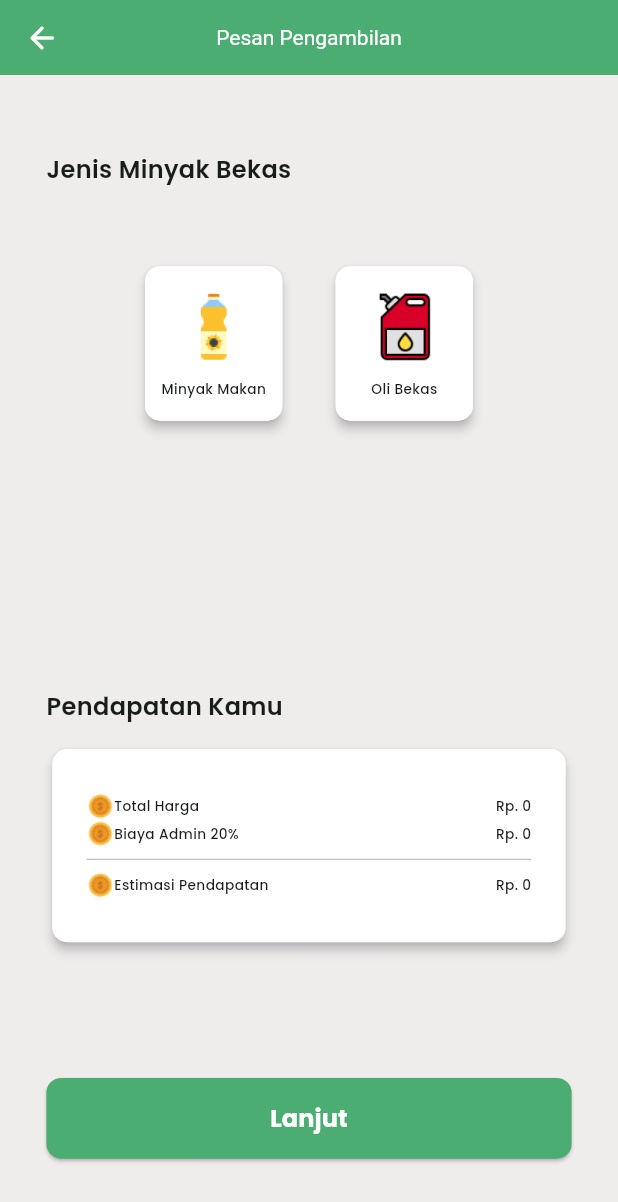
After one commit to andrianazz/daur_minyak, a Flutter app: the DaurMinyakPage screen opened by its route, after a tap on "Lanjut", on a phone screen of 412 x 824 dp. The commit adds this screen. Shown: the top 1202 px of the screen. Run offline on Flutter 3.47's test engine with Material 2 defaults, Android fonts, the phone set to English and light mode, and no system bars; our stand-ins replace carousel_slider, cloud_firestore, firebase_auth, firebase_core, flutter_riverpod, flutter_screenutil and 4 more; accounts and stored records are empty; generated files the repository leaves out were written again.

Commit message:
add: view in daur minyak

```diff
--- a/lib/presentation/extensions/integer_extension.dart
+++ b/lib/presentation/extensions/integer_extension.dart
@@ -2,6 +2,6 @@ import 'package:intl/intl.dart';
 
 extension IntExtension on int {
   String get toCurrencyString =>
-      NumberFormat.currency(locale: 'id_ID', symbol: 'IDR', decimalDigits: 0)
+      NumberFormat.currency(locale: 'id_ID', symbol: 'Rp. ', decimalDigits: 0)
           .format(this);
 }
--- /dev/null
+++ b/lib/presentation/pages/daur_minyak/daur_minyak_page.dart
@@ -0,0 +1,48 @@
+import 'package:daur_minyak/presentation/misc/methods.dart';
+import 'package:daur_minyak/presentation/pages/daur_minyak/methods/card_pendapatan.dart';
+import 'package:daur_minyak/presentation/pages/daur_minyak/methods/jenis_minyak.dart';
+import 'package:daur_minyak/presentation/pages/daur_minyak/methods/title_daur_minyak.dart';
+import 'package:daur_minyak/presentation/widgets/appbar_daur_minyak.dart';
+import 'package:daur_minyak/presentation/widgets/button_full_widget.dart';
+import 'package:flutter/material.dart';
+import 'package:flutter_screenutil/flutter_screenutil.dart';
+
+class DaurMinyakPage extends StatelessWidget {
+  const DaurMinyakPage({super.key});
+
+  @override
+  Widget build(BuildContext context) {
+    return Scaffold(
+      backgroundColor: const Color(0xffEFECEC),
+      appBar: const PreferredSize(
+        preferredSize: Size.fromHeight(50),
+        child: AppBarDaurMinyak(
+          title: 'Pesan Pengambilan',
+        ),
+      ),
+      body: Padding(
+        padding: EdgeInsets.symmetric(horizontal: 27.w),
+        child: Column(
+          crossAxisAlignment: CrossAxisAlignment.start,
+          children: [
+            verticalSpace(40.h),
+            titleDaurMinyak(title: "Jenis Minyak Bekas"),
+            verticalSpace(38.h),
+            jenisMinyak(),
+            verticalSpace(136.h),
+            titleDaurMinyak(title: "Pendapatan Kamu"),
+            verticalSpace(10.h),
+            cardPendapatan(),
+            Expanded(
+              child: Column(
+                mainAxisAlignment: MainAxisAlignment.end,
+                children: [ButtonFullWidget(text: "Lanjut", onPressed: () {})],
+              ),
+            ),
+            verticalSpace(40.h),
+          ],
+        ),
+      ),
+    );
+  }
+}
--- /dev/null
+++ b/lib/presentation/pages/daur_minyak/methods/card_pendapatan.dart
@@ -0,0 +1,58 @@
+import 'package:daur_minyak/presentation/extensions/integer_extension.dart';
+import 'package:flutter/material.dart';
+import 'package:flutter_screenutil/flutter_screenutil.dart';
+
+Widget cardPendapatan() => Card(
+      elevation: 3,
+      shape: RoundedRectangleBorder(
+        borderRadius: BorderRadius.circular(10),
+      ),
+      child: Container(
+        width: double.infinity,
+        height: 100.h,
+        padding: EdgeInsets.symmetric(horizontal: 20.w, vertical: 10.h),
+        decoration: BoxDecoration(
+          borderRadius: BorderRadius.circular(10),
+          color: const Color.fromRGBO(255, 255, 255, 1),
+        ),
+        child: Column(
+          mainAxisAlignment: MainAxisAlignment.center,
+          children: [
+            textPendapatan("Total Harga", 0),
+            textPendapatan("Biaya Admin 20%", 0),
+            const Divider(),
+            textPendapatan("Estimasi Pendapatan", 0),
+          ],
+        ),
+      ),
+    );
+
+Row textPendapatan(String title, int value) {
+  return Row(
+    mainAxisAlignment: MainAxisAlignment.spaceBetween,
+    children: [
+      Row(
+        children: [
+          Image.asset(
+            "assets/icon_coin.png",
+            width: 16.sp,
+          ),
+          Text(
+            title,
+            style: TextStyle(
+              fontSize: 8.sp,
+              fontWeight: FontWeight.w500,
+            ),
+          ),
+        ],
+      ),
+      Text(
+        value.toCurrencyString,
+        style: TextStyle(
+          fontSize: 8.sp,
+          fontWeight: FontWeight.w500,
+        ),
+      ),
+    ],
+  );
+}
--- /dev/null
+++ b/lib/presentation/pages/daur_minyak/methods/jenis_minyak.dart
@@ -0,0 +1,80 @@
+import 'package:daur_minyak/presentation/misc/methods.dart';
+import 'package:flutter/material.dart';
+import 'package:flutter_screenutil/flutter_screenutil.dart';
+
+Widget jenisMinyak() {
+  Map<String, dynamic> items = {
+    "Minyak Makan": "assets/icon-minyak.png",
+    "Oli Bekas": "assets/icon-oli.png",
+  };
+  return Row(
+    mainAxisAlignment: MainAxisAlignment.center,
+    children: [
+      Card(
+        elevation: 3,
+        shape: RoundedRectangleBorder(
+          borderRadius: BorderRadius.circular(10),
+        ),
+        child: Container(
+          width: 80.w,
+          height: 80.h,
+          decoration: BoxDecoration(
+            borderRadius: BorderRadius.circular(10),
+            color: const Color.fromRGBO(255, 255, 255, 1),
+          ),
+          child: Column(
+            mainAxisAlignment: MainAxisAlignment.center,
+            children: [
+              Image.asset(
+                items.values.elementAt(0),
+                width: 40.w,
+                height: 40.h,
+              ),
+              verticalSpace(7.h),
+              Text(
+                items.keys.elementAt(0),
+                style: TextStyle(
+                  fontSize: 8.sp,
+                  fontWeight: FontWeight.w500,
+                ),
+              ),
+            ],
+          ),
+        ),
+      ),
+      horizontalSpace(24.w),
+      Card(
+        elevation: 3,
+        shape: RoundedRectangleBorder(
+          borderRadius: BorderRadius.circular(10),
+        ),
+        child: Container(
+          width: 80.w,
+          height: 80.h,
+          decoration: BoxDecoration(
+            borderRadius: BorderRadius.circular(10),
+            color: const Color.fromRGBO(255, 255, 255, 1),
+          ),
+          child: Column(
+            mainAxisAlignment: MainAxisAlignment.center,
+            children: [
+              Image.asset(
+                items.values.elementAt(1),
+                width: 40.w,
+                height: 40.h,
+              ),
+              verticalSpace(7.h),
+              Text(
+                items.keys.elementAt(1),
+                style: TextStyle(
+                  fontSize: 8.sp,
+                  fontWeight: FontWeight.w500,
+                ),
+              ),
+            ],
+          ),
+        ),
+      )
+    ],
+  );
+}
--- /dev/null
+++ b/lib/presentation/pages/daur_minyak/methods/title_daur_minyak.dart
@@ -0,0 +1,12 @@
+import 'package:flutter/material.dart';
+import 'package:flutter_screenutil/flutter_screenutil.dart';
+
+Widget titleDaurMinyak({required String title}) {
+  return Text(
+    title,
+    style: TextStyle(
+      fontSize: 14.sp,
+      fontWeight: FontWeight.w600,
+    ),
+  );
+}
--- a/lib/presentation/pages/home_page/home_page.dart
+++ b/lib/presentation/pages/home_page/home_page.dart
@@ -1,5 +1,6 @@
 import 'package:daur_minyak/presentation/extensions/build_context_extensions.dart';
 import 'package:daur_minyak/presentation/misc/constants.dart';
+import 'package:daur_minyak/presentation/pages/daur_minyak/daur_minyak_page.dart';
 import 'package:daur_minyak/presentation/pages/home_page/akun_page/akun_page.dart';
 import 'package:daur_minyak/presentation/pages/home_page/beranda_page.dart/beranda_page.dart';
 import 'package:daur_minyak/presentation/pages/home_page/pesan_masuk_page/pesan_masuk_page.dart';
@@ -41,12 +42,12 @@ class _HomePageState extends ConsumerState<HomePage> {
             _pageController.jumpToPage(value);
           });
         },
-        children: [
-          const BerandaPage(),
-          const PesananPage(),
-          Container(),
-          const PesanMasukPage(),
-          const AkunPage(),
+        children: const [
+          BerandaPage(),
+          PesananPage(),
+          SizedBox(),
+          PesanMasukPage(),
+          AkunPage(),
         ],
       ),
       floatingActionButtonLocation: FloatingActionButtonLocation.centerDocked,
@@ -58,17 +59,21 @@ class _HomePageState extends ConsumerState<HomePage> {
           ),
         ),
         onPressed: () {
-          if (ref.read(userDataProvider).asData!.value!.verification == false) {
-            showDialog(
-              context: context,
-              builder: (context) => DialogWidget(
-                text:
-                    "Akun belum terverifikasi,\nsilahkan lengkapi data diri anda",
-                textButton1: "Lengkapi Data Diri",
-                onPressedButton1: () {},
-              ),
-            );
-          }
+          // bool notVerified =
+          //     ref.read(userDataProvider).asData!.value!.verification == false;
+          // if (notVerified) {
+          //   showDialog(
+          //     context: context,
+          //     builder: (context) => DialogWidget(
+          //       text:
+          //           "Akun belum terverifikasi,\nsilahkan lengkapi data diri anda",
+          //       textButton1: "Lengkapi Data Diri",
+          //       onPressedButton1: () {},
+          //     ),
+          //   );
+          // }
+
+          ref.read(routerProvider).pushNamed("daur_minyak");
         },
         child: Image.asset(
           "assets/icon_process.png",
@@ -95,23 +100,24 @@ class _HomePageState extends ConsumerState<HomePage> {
         },
         items: const [
           BottomNavigationBarItem(
-            icon: Icon(Icons.home_outlined),
+            icon: Icon(Icons.home_rounded),
             label: "Beranda",
           ),
           BottomNavigationBarItem(
-            icon: Icon(Icons.description_outlined),
+            icon: Icon(Icons.description_rounded),
             label: "Pesanan",
           ),
           BottomNavigationBarItem(
-            icon: Visibility(visible: false, child: Icon(Icons.history)),
+            icon:
+                Visibility(visible: false, child: Icon(Icons.history_rounded)),
             label: "",
           ),
           BottomNavigationBarItem(
-            icon: Icon(Icons.chat_outlined),
+            icon: Icon(Icons.chat_rounded),
             label: "Pesan Masuk",
           ),
           BottomNavigationBarItem(
-            icon: Icon(Icons.person_outline),
+            icon: Icon(Icons.person_rounded),
             label: "Akun",
           ),
         ],
--- a/lib/presentation/providers/router/router_provider.dart
+++ b/lib/presentation/providers/router/router_provider.dart
@@ -1,3 +1,4 @@
+import 'package:daur_minyak/presentation/pages/daur_minyak/daur_minyak_page.dart';
 import 'package:daur_minyak/presentation/pages/home_page/home_page.dart';
 import 'package:daur_minyak/presentation/pages/login_page/login_page.dart';
 import 'package:daur_minyak/presentation/pages/register_page/register_page.dart';
@@ -29,4 +30,9 @@ Raw<GoRouter> router(RouterRef ref) => GoRouter(routes: [
         name: "register",
         builder: (context, state) => const RegisterPage(),
       ),
+      GoRoute(
+        path: "/daur_minyak",
+        name: "daur_minyak",
+        builder: (context, state) => const DaurMinyakPage(),
+      )
     ], initialLocation: "/splash", debugLogDiagnostics: false);
--- /dev/null
+++ b/lib/presentation/widgets/appbar_daur_minyak.dart
@@ -0,0 +1,31 @@
+import 'package:daur_minyak/presentation/misc/constants.dart';
+import 'package:flutter/material.dart';
+
+class AppBarDaurMinyak extends StatelessWidget {
+  final String title;
+  const AppBarDaurMinyak({super.key, required this.title});
+
+  @override
+  Widget build(BuildContext context) {
+    return AppBar(
+      title: Text(
+        title,
+        style: const TextStyle(
+          fontSize: 14,
+          fontWeight: FontWeight.w400,
+          color: Colors.white,
+        ),
+      ),
+      centerTitle: true,
+      automaticallyImplyLeading: true,
+      leading: IconButton(
+        icon: const Icon(
+          Icons.arrow_back_rounded,
+          color: Colors.white,
+        ),
+        onPressed: () => Navigator.pop(context),
+      ),
+      backgroundColor: primaryColor,
+    );
+  }
+}
```
Also changed, not shown: assets/icon-minyak.png (added), assets/icon-oli.png (added), lib/presentation/providers/router/router_provider.g.dart.
